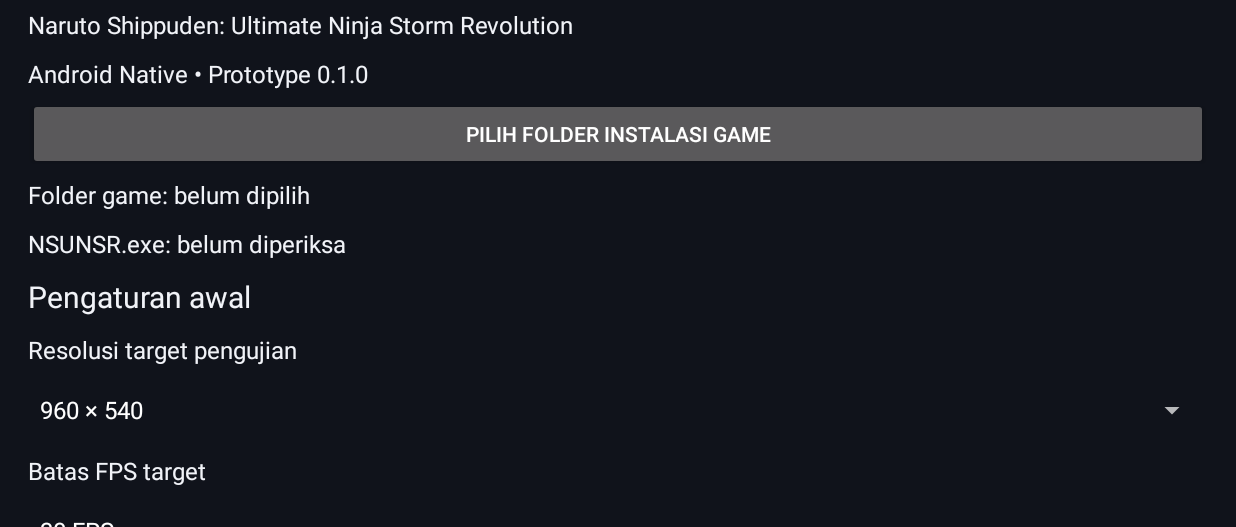
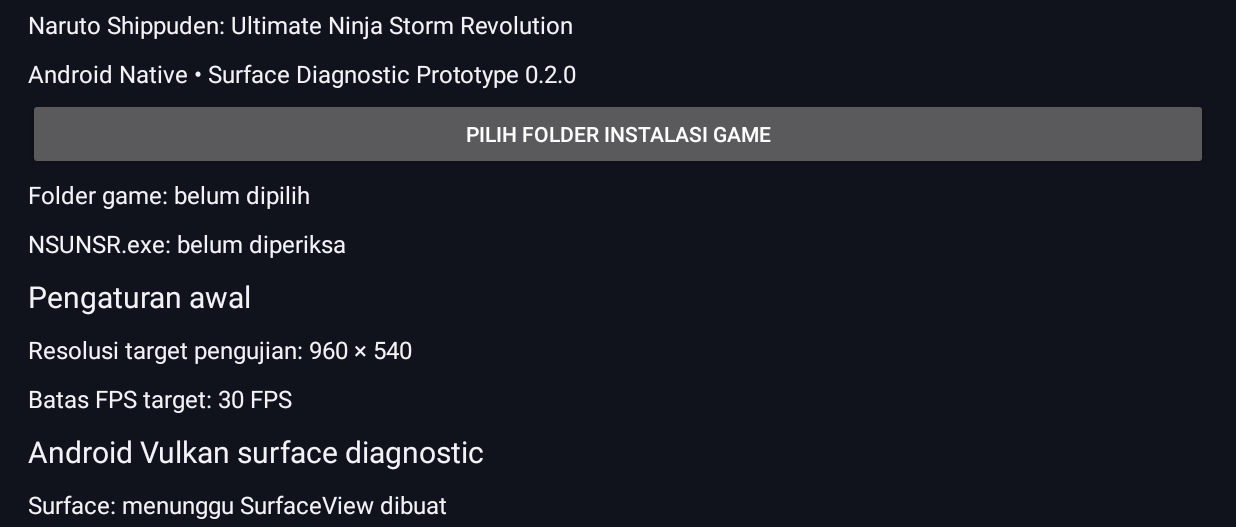
Before and after one commit to suksesjt12-source/StormRuntimeNaruto, an Android app: the screen it shows after launch (MainActivity), on a phone screen of 824 x 412 dp (held sideways), the part 91-618 px from its top. Run offline under Robolectric (Android 15) with nearby library versions, the phone set to English and light mode, and no system bars; 5 statements that could not run were skipped.

Commit message:
Add Android SurfaceView lifecycle diagnostics

```diff
--- a/app/src/main/java/id/stormruntime/naruto/MainActivity.kt
+++ b/app/src/main/java/id/stormruntime/naruto/MainActivity.kt
@@ -4,16 +4,20 @@ import android.app.Activity
 import android.os.Bundle
 import android.content.Intent
 import android.net.Uri
+import android.view.Surface
+import android.view.SurfaceHolder
+import android.view.SurfaceView
 import android.widget.*
 import androidx.documentfile.provider.DocumentFile
 import java.io.ByteArrayOutputStream
 import java.nio.ByteBuffer
 import java.nio.ByteOrder
 
-class MainActivity : Activity() {
+class MainActivity : Activity(), SurfaceHolder.Callback {
     private lateinit var folderStatus: TextView
     private lateinit var exeStatus: TextView
     private lateinit var runtimeStatus: TextView
+    private lateinit var surfaceStatus: TextView
     private var selectedTree: Uri? = null
 
     companion object { private const val PICK_GAME_FOLDER = 4101 }
@@ -21,7 +25,7 @@ class MainActivity : Activity() {
     override fun onCreate(savedInstanceState: Bundle?) {
         super.onCreate(savedInstanceState)
         buildUi()
-        runtimeStatus.text = "Runtime: belum terintegrasi"
+        runtimeStatus.text = "Runtime: Wine/Hangover belum tersedia"
         exeStatus.text = "NSUNSR.exe: belum diperiksa"
     }
 
@@ -48,7 +52,7 @@ class MainActivity : Activity() {
 
         panel.addView(label("STORM RUNTIME", 26f))
         panel.addView(label("Naruto Shippuden: Ultimate Ninja Storm Revolution"))
-        panel.addView(label("Android Native • Prototype 0.1.0"))
+        panel.addView(label("Android Native • Surface Diagnostic Prototype 0.2.0"))
         panel.addView(button("Pilih folder instalasi game") { pickFolder() })
         folderStatus = label("Folder game: belum dipilih")
         panel.addView(folderStatus)
@@ -56,27 +60,30 @@ class MainActivity : Activity() {
         panel.addView(exeStatus)
 
         panel.addView(label("Pengaturan awal", 20f))
-        panel.addView(label("Resolusi target pengujian"))
-        val resolution = Spinner(this).apply {
-            adapter = ArrayAdapter(this@MainActivity, android.R.layout.simple_spinner_dropdown_item,
-                listOf("960 × 540", "854 × 480", "1280 × 720"))
-        }
-        panel.addView(resolution)
-        panel.addView(label("Batas FPS target"))
-        val fps = Spinner(this).apply {
-            adapter = ArrayAdapter(this@MainActivity, android.R.layout.simple_spinner_dropdown_item,
-                listOf("30 FPS", "45 FPS", "60 FPS"))
-        }
-        panel.addView(fps)
-        panel.addView(label("Diagnostik", 20f))
-        runtimeStatus = label("")
+        panel.addView(label("Resolusi target pengujian: 960 × 540"))
+        panel.addView(label("Batas FPS target: 30 FPS"))
+        panel.addView(label("Android Vulkan surface diagnostic", 20f))
+        surfaceStatus = label("Surface: menunggu SurfaceView dibuat")
+        panel.addView(surfaceStatus)
+
+        val surfaceView = SurfaceView(this)
+        surfaceView.holder.addCallback(this)
+        panel.addView(surfaceView, LinearLayout.LayoutParams(
+            LinearLayout.LayoutParams.MATCH_PARENT, (220 * resources.displayMetrics.density).toInt()
+        ))
+
+        panel.addView(label("Runtime status", 20f))
+        runtimeStatus = label(NativeBridge.status())
         panel.addView(runtimeStatus)
-        panel.addView(label("Status native: ${NativeBridge.status()}"))
-        panel.addView(label("Diagnostik Vulkan: ${NativeBridge.vulkanStatus()}"))
-        panel.addView(label("Catatan: aplikasi ini saat ini adalah kerangka launcher/diagnostik. Belum dapat menjalankan EXE Windows."))
+        panel.addView(label("Vulkan device diagnostic:"))
+        panel.addView(label(NativeBridge.vulkanStatus()))
+        panel.addView(label("Catatan: surface probe membuat VkSurfaceKHR dan memeriksa present support. Belum membuat swapchain atau menjalankan Wine/EXE."))
         panel.addView(button("Periksa ulang file game") { inspectGameFolder() })
-        panel.addView(button("Lihat informasi kompatibilitas") {
-            runtimeStatus.text = "Game memerlukan Windows API, CPU x86 32-bit, dan DirectX 9. Runtime Wine + translator + graphics backend belum dipaketkan."
+        panel.addView(button("Periksa ulang Android surface") {
+            surfaceStatus.text = NativeBridge.androidSurfaceStatus()
+        })
+        panel.addView(button("Lihat status runtime") {
+            runtimeStatus.text = NativeBridge.status()
         })
     }
 
@@ -100,6 +107,19 @@ class MainActivity : Activity() {
             folderStatus.text = "Folder game: dipilih"
             inspectGameFolder()
         }
+    }
+
+    override fun surfaceCreated(holder: SurfaceHolder) {
+        surfaceStatus.text = NativeBridge.setAndroidSurface(holder.surface)
+    }
+
+    override fun surfaceChanged(holder: SurfaceHolder, format: Int, width: Int, height: Int) {
+        surfaceStatus.text = NativeBridge.androidSurfaceStatus()
+    }
+
+    override fun surfaceDestroyed(holder: SurfaceHolder) {
+        NativeBridge.clearAndroidSurface()
+        surfaceStatus.text = "Surface: dilepas (lifecycle destroy)"
     }
 
     private fun inspectGameFolder() {
@@ -140,20 +160,14 @@ class MainActivity : Activity() {
         }
     }
 
-    // true = Windows PE32/i386; false = another PE architecture;
-    // null = incomplete or invalid PE header.
     private fun inspectPe32X86(data: ByteArray): Boolean? {
-        if (data.size < 64 || data[0] != 0x4D.toByte() || data[1] != 0x5A.toByte()) {
-            return null
-        }
+        if (data.size < 64 || data[0] != 0x4D.toByte() || data[1] != 0x5A.toByte()) return null
         val header = ByteBuffer.wrap(data).order(ByteOrder.LITTLE_ENDIAN)
         val peOffset = header.getInt(0x3C).toLong() and 0xFFFFFFFFL
         if (peOffset > (data.size - 26).toLong()) return null
         val pe = peOffset.toInt()
         if (data[pe] != 0x50.toByte() || data[pe + 1] != 0x45.toByte() ||
-            data[pe + 2] != 0.toByte() || data[pe + 3] != 0.toByte()) {
-            return null
-        }
+            data[pe + 2] != 0.toByte() || data[pe + 3] != 0.toByte()) return null
         val machine = header.getShort(pe + 4).toInt() and 0xFFFF
         val optionalMagic = header.getShort(pe + 24).toInt() and 0xFFFF
         return machine == 0x014C && optionalMagic == 0x010B
@@ -164,4 +178,7 @@ object NativeBridge {
     init { System.loadLibrary("stormcore") }
     external fun status(): String
     external fun vulkanStatus(): String
+    external fun setAndroidSurface(surface: Surface): String
+    external fun androidSurfaceStatus(): String
+    external fun clearAndroidSurface()
 }
```
